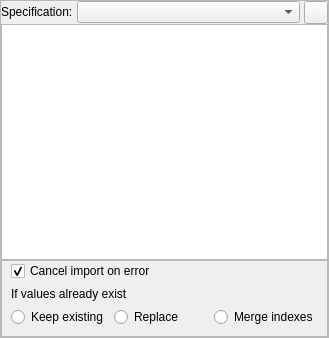
The window that spine_items/importer/ui/importer_properties.ui (spine-tools/spine-items) describes before a commit, drawn with Qt 5.
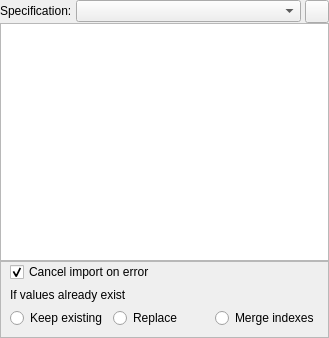
The same window after the commit. Icons and pictures are not drawn.

Commit message:
Add stylesheets to properties widgets scroll areas to make scroll area backgrounds transparent
Re #spine-tools/Spine-Toolbox#3012

```diff
--- a/spine_items/importer/ui/importer_properties.ui
+++ b/spine_items/importer/ui/importer_properties.ui
@@ -26,6 +26,10 @@
   <property name="windowTitle">
    <string>Form</string>
   </property>
+  <property name="styleSheet">
+   <string notr="true">QScrollArea { background: transparent; }
+QScrollArea &gt; QWidget &gt; QWidget { background: transparent; }</string>
+  </property>
   <layout class="QVBoxLayout" name="verticalLayout">
    <property name="spacing">
     <number>0</number>
@@ -44,6 +48,9 @@
    </property>
    <item>
     <widget class="QScrollArea" name="scrollArea">
+     <property name="frameShape">
+      <enum>QFrame::Shape::NoFrame</enum>
+     </property>
      <property name="widgetResizable">
       <bool>true</bool>
      </property>
@@ -52,8 +59,8 @@
        <rect>
         <x>0</x>
         <y>0</y>
-        <width>327</width>
-        <height>336</height>
+        <width>329</width>
+        <height>338</height>
        </rect>
       </property>
       <layout class="QVBoxLayout" name="verticalLayout_3">
```
The commit also changes 15 other files.
